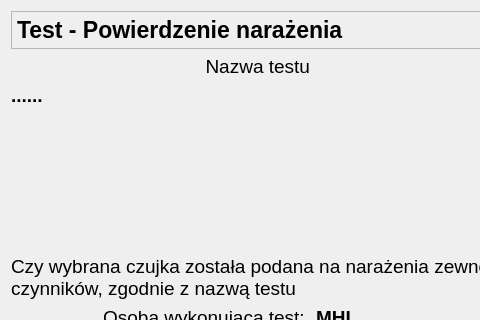
Qt form CzujkiLinioweApp/test3sprawdzenie.ui (wiacekmarcin/CzujkiLiniowe) before a commit; both pictures show x 0 to 480 and y 0 to 320 of the 625 by 493 pixel window.
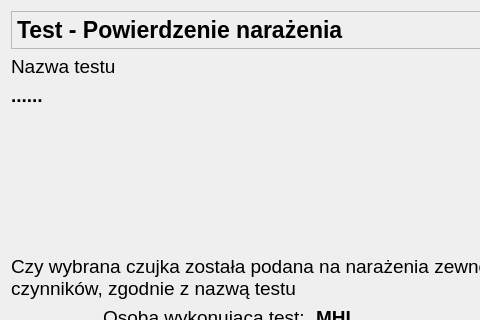
The same form after that commit. Icons and pictures are not drawn.

```diff
--- a/CzujkiLinioweApp/test3sprawdzenie.ui
+++ b/CzujkiLinioweApp/test3sprawdzenie.ui
@@ -239,7 +239,7 @@
       <string>Nazwa testu</string>
      </property>
      <property name="alignment">
-      <set>Qt::AlignRight|Qt::AlignTrailing|Qt::AlignVCenter</set>
+      <set>Qt::AlignLeading|Qt::AlignLeft|Qt::AlignVCenter</set>
      </property>
     </widget>
    </item>
```
